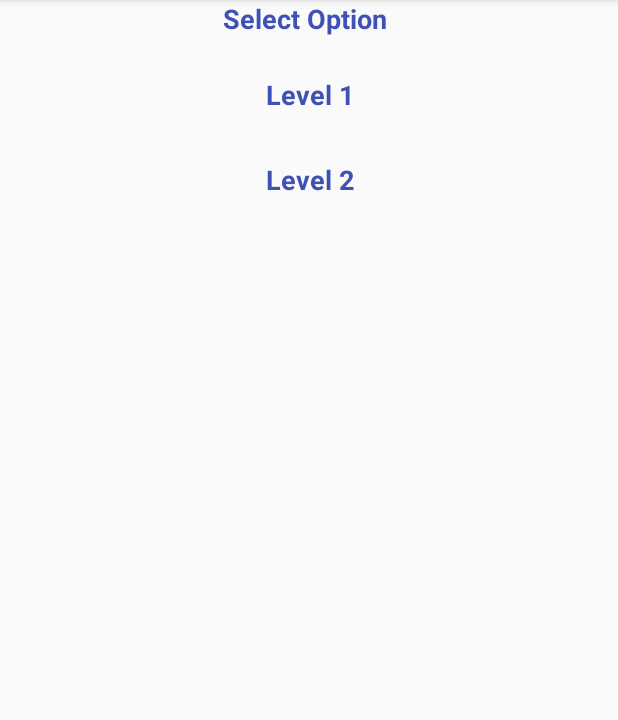
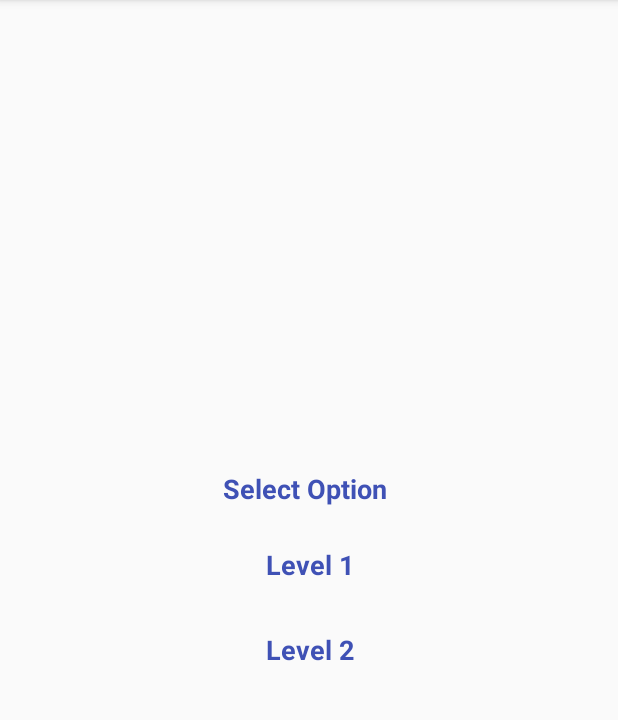
Before and after one commit to sunilparmar04/AnimalMatches, an Android app: the screen it shows after launch (HomeLauncherActivity), on a phone screen of 412 x 824 dp, the part 37-757 px from its top. Run offline under Robolectric (Android 15) with nearby library versions, the phone set to English and light mode, and no system bars.

Commit message:
align issue resolved

```diff
--- a/app/src/main/res/layout/activity_home.xml
+++ b/app/src/main/res/layout/activity_home.xml
@@ -1,5 +1,5 @@
 <?xml version="1.0" encoding="utf-8"?>
-<LinearLayout xmlns:android="http://schemas.android.com/apk/res/android"
+<RelativeLayout xmlns:android="http://schemas.android.com/apk/res/android"
     xmlns:app="http://schemas.android.com/apk/res-auto"
     xmlns:tools="http://schemas.android.com/tools"
     android:layout_width="match_parent"
@@ -39,4 +39,4 @@
     </LinearLayout>
 
 
-</LinearLayout>
+</RelativeLayout>
```
